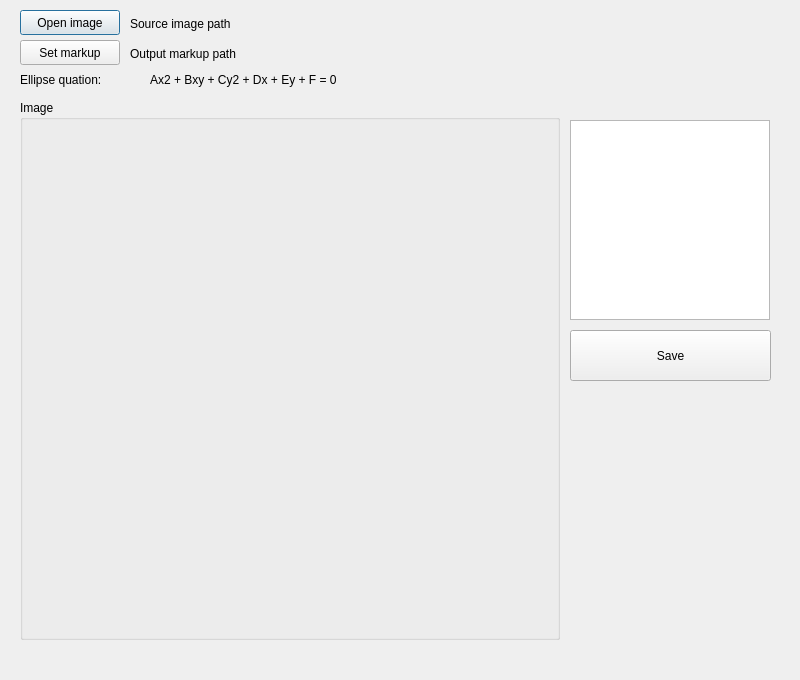
iolkhovsky/eye_tracker, file pupil_markup.ui: the form before one commit.
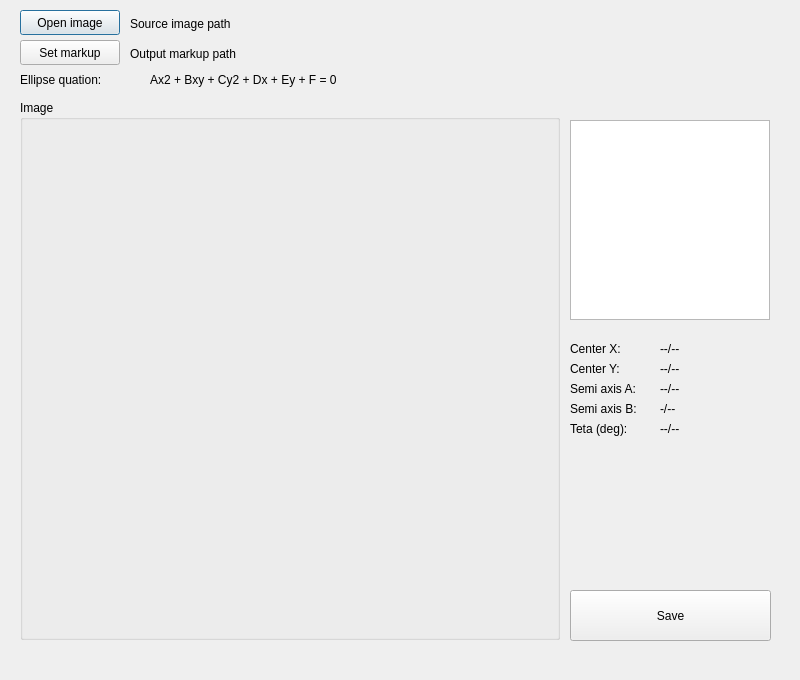
The form after the commit.

Commit message: Fix pupil ellipse visualization in markup tool

```diff
--- a/pupil_markup.ui
+++ b/pupil_markup.ui
@@ -131,7 +131,7 @@
    <property name="geometry">
     <rect>
      <x>570</x>
-     <y>330</y>
+     <y>590</y>
      <width>201</width>
      <height>51</height>
     </rect>
@@ -140,6 +140,136 @@
     <string>Save</string>
    </property>
   </widget>
+  <widget class="QLabel" name="label_center_x_text">
+   <property name="geometry">
+    <rect>
+     <x>570</x>
+     <y>340</y>
+     <width>67</width>
+     <height>17</height>
+    </rect>
+   </property>
+   <property name="text">
+    <string>Center X:</string>
+   </property>
+  </widget>
+  <widget class="QLabel" name="label_center_y_text">
+   <property name="geometry">
+    <rect>
+     <x>570</x>
+     <y>360</y>
+     <width>67</width>
+     <height>17</height>
+    </rect>
+   </property>
+   <property name="text">
+    <string>Center Y:</string>
+   </property>
+  </widget>
+  <widget class="QLabel" name="label_semi_a_text">
+   <property name="geometry">
+    <rect>
+     <x>570</x>
+     <y>380</y>
+     <width>91</width>
+     <height>17</height>
+    </rect>
+   </property>
+   <property name="text">
+    <string>Semi axis A:</string>
+   </property>
+  </widget>
+  <widget class="QLabel" name="label_semi_b_text">
+   <property name="geometry">
+    <rect>
+     <x>570</x>
+     <y>400</y>
+     <width>91</width>
+     <height>17</height>
+    </rect>
+   </property>
+   <property name="text">
+    <string>Semi axis B:</string>
+   </property>
+  </widget>
+  <widget class="QLabel" name="label_teta_text">
+   <property name="geometry">
+    <rect>
+     <x>570</x>
+     <y>420</y>
+     <width>91</width>
+     <height>17</height>
+    </rect>
+   </property>
+   <property name="text">
+    <string>Teta (deg):</string>
+   </property>
+  </widget>
+  <widget class="QLabel" name="label_center_x">
+   <property name="geometry">
+    <rect>
+     <x>660</x>
+     <y>340</y>
+     <width>67</width>
+     <height>17</height>
+    </rect>
+   </property>
+   <property name="text">
+    <string>--/--</string>
+   </property>
+  </widget>
+  <widget class="QLabel" name="label_center_y">
+   <property name="geometry">
+    <rect>
+     <x>660</x>
+     <y>360</y>
+     <width>67</width>
+     <height>17</height>
+    </rect>
+   </property>
+   <property name="text">
+    <string>--/--</string>
+   </property>
+  </widget>
+  <widget class="QLabel" name="label_semi_a">
+   <property name="geometry">
+    <rect>
+     <x>660</x>
+     <y>380</y>
+     <width>91</width>
+     <height>17</height>
+    </rect>
+   </property>
+   <property name="text">
+    <string>--/--</string>
+   </property>
+  </widget>
+  <widget class="QLabel" name="label_semi_b">
+   <property name="geometry">
+    <rect>
+     <x>660</x>
+     <y>400</y>
+     <width>91</width>
+     <height>17</height>
+    </rect>
+   </property>
+   <property name="text">
+    <string>-/--</string>
+   </property>
+  </widget>
+  <widget class="QLabel" name="label_teta">
+   <property name="geometry">
+    <rect>
+     <x>660</x>
+     <y>420</y>
+     <width>91</width>
+     <height>17</height>
+    </rect>
+   </property>
+   <property name="text">
+    <string>--/--</string>
+   </property>
+  </widget>
  </widget>
  <resources/>
  <connections/>
```
The commit also changes 3 other files.
